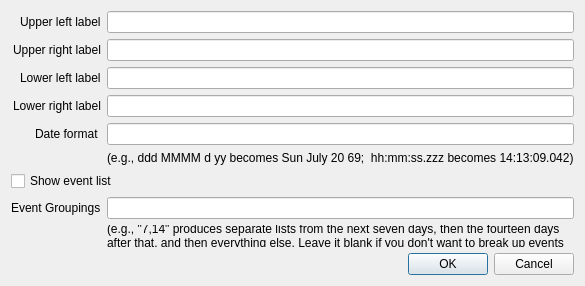
Before: the Qt Designer form preferencesdialog.ui in adamb924/TaskManager, drawn with Qt 5.
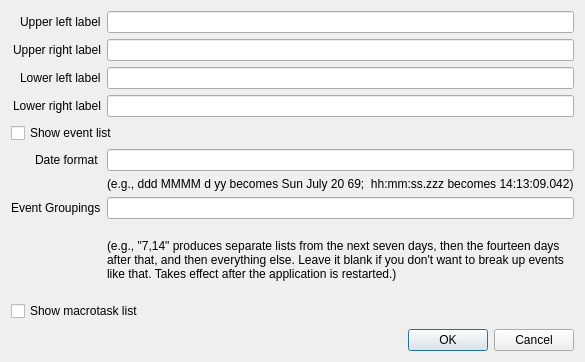
After: the same form once the commit is applied.

Commit message: Add macrotask pane

The edit to the form file:
```diff
--- a/preferencesdialog.ui
+++ b/preferencesdialog.ui
@@ -6,8 +6,8 @@
    <rect>
     <x>0</x>
     <y>0</y>
-    <width>524</width>
-    <height>286</height>
+    <width>563</width>
+    <height>362</height>
    </rect>
   </property>
   <property name="windowTitle">
@@ -22,81 +22,81 @@
      <property name="labelAlignment">
       <set>Qt::AlignRight|Qt::AlignTrailing|Qt::AlignVCenter</set>
      </property>
-     <item row="0" column="0">
+     <item row="1" column="0">
       <widget class="QLabel" name="upperLeftLabelLabel">
        <property name="text">
         <string>Upper left label</string>
        </property>
       </widget>
      </item>
-     <item row="0" column="1">
+     <item row="1" column="1">
       <widget class="QLineEdit" name="ul"/>
      </item>
-     <item row="1" column="0">
+     <item row="2" column="0">
       <widget class="QLabel" name="upperRightLabelLabel">
        <property name="text">
         <string>Upper right label</string>
        </property>
       </widget>
      </item>
-     <item row="1" column="1">
+     <item row="2" column="1">
       <widget class="QLineEdit" name="ur"/>
      </item>
-     <item row="2" column="0">
+     <item row="3" column="0">
       <widget class="QLabel" name="lowerLeftLabelLabel">
        <property name="text">
         <string>Lower left label</string>
        </property>
       </widget>
      </item>
-     <item row="2" column="1">
+     <item row="3" column="1">
       <widget class="QLineEdit" name="ll"/>
      </item>
-     <item row="3" column="0">
+     <item row="4" column="0">
       <widget class="QLabel" name="lowerRightLabelLabel">
        <property name="text">
         <string>Lower right label</string>
        </property>
       </widget>
      </item>
-     <item row="3" column="1">
+     <item row="4" column="1">
       <widget class="QLineEdit" name="lr"/>
      </item>
-     <item row="4" column="0">
+     <item row="6" column="0">
       <widget class="QLabel" name="dateFormatEGDddMMMMDYyBecomesSunJuly2069Label">
        <property name="text">
         <string>Date format </string>
        </property>
       </widget>
      </item>
-     <item row="4" column="1">
+     <item row="6" column="1">
       <widget class="QLineEdit" name="date"/>
      </item>
-     <item row="5" column="0">
+     <item row="7" column="0">
       <widget class="QLabel" name="label_2">
        <property name="text">
         <string/>
        </property>
       </widget>
      </item>
-     <item row="5" column="1">
+     <item row="7" column="1">
       <widget class="QLabel" name="label">
        <property name="text">
         <string>(e.g., ddd MMMM d yy becomes Sun July 20 69;  hh:mm:ss.zzz becomes 14:13:09.042)</string>
        </property>
       </widget>
      </item>
-     <item row="7" column="0">
+     <item row="10" column="0">
       <widget class="QLabel" name="label_3">
        <property name="text">
         <string>Event Groupings</string>
        </property>
       </widget>
      </item>
-     <item row="7" column="1">
+     <item row="10" column="1">
       <widget class="QLineEdit" name="eventGroupingsEdit"/>
      </item>
-     <item row="8" column="1">
+     <item row="11" column="1">
       <widget class="QLabel" name="label_4">
        <property name="text">
         <string>(e.g., &quot;7,14&quot; produces separate lists from the next seven days, then the fourteen days after that, and then everything else. Leave it blank if you don't want to break up events like that. Takes effect after the application is restarted.)</string>
@@ -106,13 +106,20 @@
        </property>
       </widget>
      </item>
-     <item row="6" column="0" colspan="2">
+     <item row="5" column="0" colspan="2">
       <widget class="QCheckBox" name="showEventsCheckBox">
        <property name="text">
         <string>Show event list</string>
        </property>
       </widget>
      </item>
+     <item row="12" column="0" colspan="2">
+      <widget class="QCheckBox" name="showMacrotasksCheckBox">
+       <property name="text">
+        <string>Show macrotask list</string>
+       </property>
+      </widget>
+     </item>
     </layout>
    </item>
    <item>
```
The commit also changes 15 other files.
